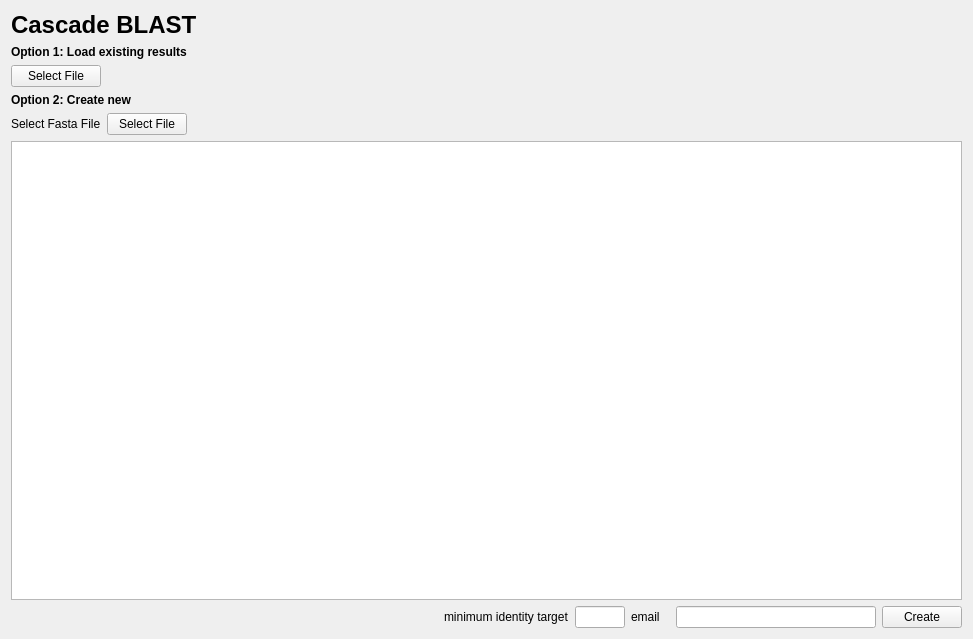
First picture: the form in cbr/cascades/visual/CascadesMain.ui, repository TUM-CBR/pymol-plugins, before the edit.
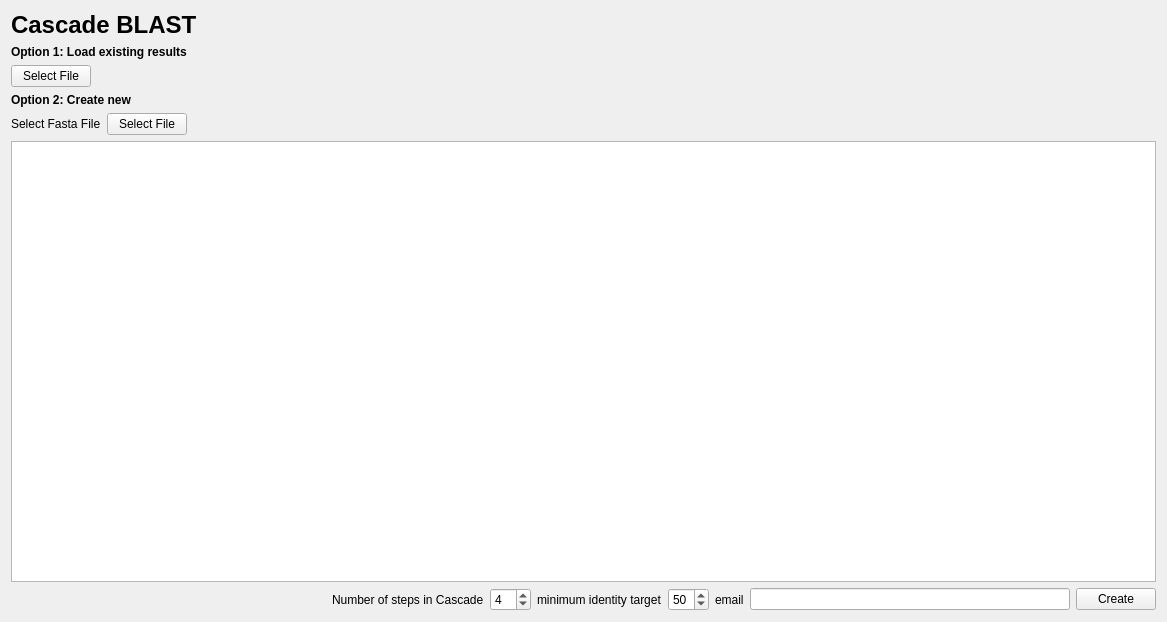
Second picture: the form after the edit.

Commit message: [Cascade BLAST] Code to construct a database.

The edit to the form file:
```diff
--- a/cbr/cascades/visual/CascadesMain.ui
+++ b/cbr/cascades/visual/CascadesMain.ui
@@ -6,15 +6,26 @@
    <rect>
     <x>0</x>
     <y>0</y>
-    <width>973</width>
-    <height>639</height>
+    <width>1167</width>
+    <height>622</height>
    </rect>
   </property>
   <property name="windowTitle">
    <string>Form</string>
   </property>
-  <layout class="QGridLayout" name="gridLayout">
-   <item row="1" column="0" colspan="10">
+  <layout class="QVBoxLayout" name="verticalLayout">
+   <item>
+    <widget class="QLabel" name="label_2">
+     <property name="styleSheet">
+      <string notr="true">font-size: 24px;
+font-weight: bold;</string>
+     </property>
+     <property name="text">
+      <string>Cascade BLAST</string>
+     </property>
+    </widget>
+   </item>
+   <item>
     <widget class="QLabel" name="label">
      <property name="styleSheet">
       <string notr="true">font-weight: bold;</string>
@@ -24,14 +35,31 @@
      </property>
     </widget>
    </item>
-   <item row="4" column="1">
-    <widget class="QPushButton" name="selectFastaButton">
+   <item>
+    <layout class="QHBoxLayout" name="horizontalLayout_3">
+     <item>
+      <widget class="QPushButton" name="loadExistingButton">
      <property name="text">
       <string>Select File</string>
      </property>
     </widget>
    </item>
-   <item row="3" column="0" colspan="10">
+     <item>
+      <spacer name="horizontalSpacer_3">
+       <property name="orientation">
+        <enum>Qt::Horizontal</enum>
+       </property>
+       <property name="sizeHint" stdset="0">
+        <size>
+         <width>40</width>
+         <height>20</height>
+        </size>
+       </property>
+      </spacer>
+     </item>
+    </layout>
+   </item>
+   <item>
     <widget class="QLabel" name="label_3">
      <property name="styleSheet">
       <string notr="true">font-weight: bold;</string>
@@ -41,22 +69,24 @@
      </property>
     </widget>
    </item>
-   <item row="6" column="6">
-    <widget class="QLabel" name="label_4">
-     <property name="text">
-      <string>email</string>
-     </property>
-    </widget>
-   </item>
-   <item row="4" column="0">
+   <item>
+    <layout class="QHBoxLayout" name="horizontalLayout_2">
+     <item>
     <widget class="QLabel" name="label_5">
      <property name="text">
       <string>Select Fasta File</string>
      </property>
     </widget>
    </item>
-   <item row="4" column="3">
-    <widget class="QLabel" name="selectFastaLabel">
+     <item>
+      <widget class="QPushButton" name="selectFastaButton">
+       <property name="text">
+        <string>Select File</string>
+       </property>
+      </widget>
+     </item>
+     <item>
+      <widget class="QLabel" name="selectedFileLabel">
      <property name="minimumSize">
       <size>
        <width>200</width>
@@ -68,24 +98,7 @@
      </property>
     </widget>
    </item>
-   <item row="2" column="0">
-    <widget class="QPushButton" name="loadExistingButton">
-     <property name="text">
-      <string>Select File</string>
-     </property>
-    </widget>
-   </item>
-   <item row="6" column="7" colspan="2">
-    <widget class="QLineEdit" name="emailLineEdit">
-     <property name="minimumSize">
-      <size>
-       <width>200</width>
-       <height>0</height>
-      </size>
-     </property>
-    </widget>
-   </item>
-   <item row="6" column="0" colspan="4">
+     <item>
     <spacer name="horizontalSpacer">
      <property name="orientation">
       <enum>Qt::Horizontal</enum>
@@ -98,49 +111,100 @@
      </property>
     </spacer>
    </item>
-   <item row="0" column="0" colspan="10">
-    <widget class="QLabel" name="label_2">
-     <property name="styleSheet">
-      <string notr="true">font-size: 24px;
-font-weight: bold;</string>
+    </layout>
+   </item>
+   <item>
+    <widget class="QTableView" name="createCascadeTable"/>
+   </item>
+   <item>
+    <layout class="QHBoxLayout" name="horizontalLayout">
+     <item>
+      <spacer name="horizontalSpacer_2">
+       <property name="orientation">
+        <enum>Qt::Horizontal</enum>
+       </property>
+       <property name="sizeHint" stdset="0">
+        <size>
+         <width>40</width>
+         <height>20</height>
+        </size>
+       </property>
+      </spacer>
+     </item>
+     <item>
+      <widget class="QLabel" name="label_7">
+       <property name="sizePolicy">
+        <sizepolicy hsizetype="Preferred" vsizetype="Preferred">
+         <horstretch>0</horstretch>
+         <verstretch>0</verstretch>
+        </sizepolicy>
      </property>
      <property name="text">
-      <string>Cascade BLAST</string>
+        <string>Number of steps in Cascade</string>
      </property>
     </widget>
    </item>
-   <item row="6" column="4">
+     <item>
+      <widget class="QSpinBox" name="stepsSpinBox">
+       <property name="minimum">
+        <number>2</number>
+       </property>
+       <property name="maximum">
+        <number>10</number>
+       </property>
+       <property name="value">
+        <number>4</number>
+       </property>
+      </widget>
+     </item>
+     <item>
     <widget class="QLabel" name="label_6">
+       <property name="minimumSize">
+        <size>
+         <width>0</width>
+         <height>0</height>
+        </size>
+       </property>
      <property name="text">
       <string>minimum identity target</string>
      </property>
     </widget>
    </item>
-   <item row="6" column="9">
+     <item>
+      <widget class="QSpinBox" name="identityTargetSpinBox">
+       <property name="minimum">
+        <number>10</number>
+       </property>
+       <property name="value">
+        <number>50</number>
+       </property>
+      </widget>
+     </item>
+     <item>
+      <widget class="QLabel" name="label_4">
+       <property name="text">
+        <string>email</string>
+       </property>
+      </widget>
+     </item>
+     <item>
+      <widget class="QLineEdit" name="emailLineEdit">
+       <property name="minimumSize">
+        <size>
+         <width>200</width>
+         <height>0</height>
+        </size>
+       </property>
+      </widget>
+     </item>
+     <item>
     <widget class="QPushButton" name="createButton">
      <property name="text">
       <string>Create</string>
      </property>
     </widget>
    </item>
-   <item row="5" column="0" colspan="10">
-    <widget class="QTableView" name="createCascadeTable"/>
-   </item>
-   <item row="6" column="5">
-    <widget class="QLineEdit" name="identityTargetLineEdit">
-     <property name="minimumSize">
-      <size>
-       <width>50</width>
-       <height>0</height>
-      </size>
-     </property>
-     <property name="maximumSize">
-      <size>
-       <width>50</width>
-       <height>16777215</height>
-      </size>
-     </property>
-    </widget>
+    </layout>
    </item>
   </layout>
  </widget>
```
Lines whose indentation alone changed are shown as unchanged. The commit also changes 13 other files.
